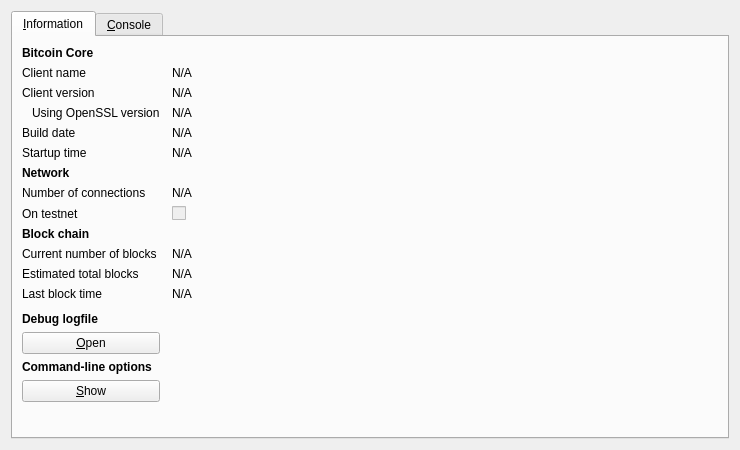
The window that src/qt/forms/rpcconsole.ui (RedOakCoin/RedOakTestNet) describes before a commit, drawn with Qt 5.
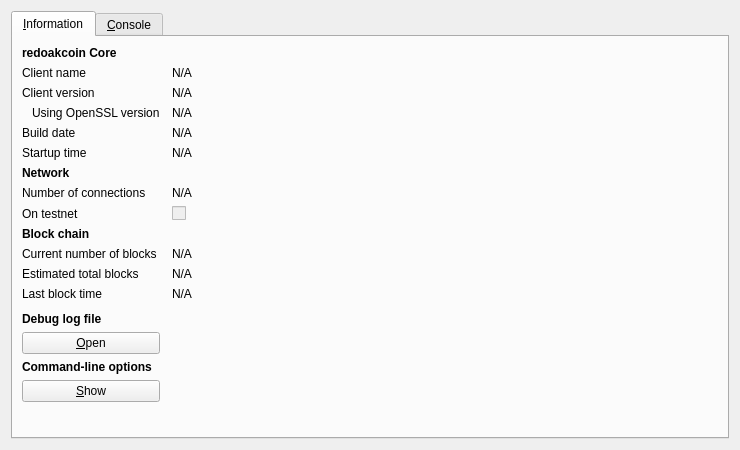
The same window after the commit. Icons and pictures are not drawn.

```diff
--- a/src/qt/forms/rpcconsole.ui
+++ b/src/qt/forms/rpcconsole.ui
@@ -36,7 +36,7 @@
           </font>
          </property>
          <property name="text">
-          <string>Bitcoin Core</string>
+          <string>redoakcoin Core</string>
          </property>
         </widget>
        </item>
@@ -315,7 +315,7 @@
           </font>
          </property>
          <property name="text">
-          <string>Debug logfile</string>
+          <string>Debug log file</string>
          </property>
         </widget>
        </item>
```
Left out of the diff: 9 changed lines with no effect on the pictures.
